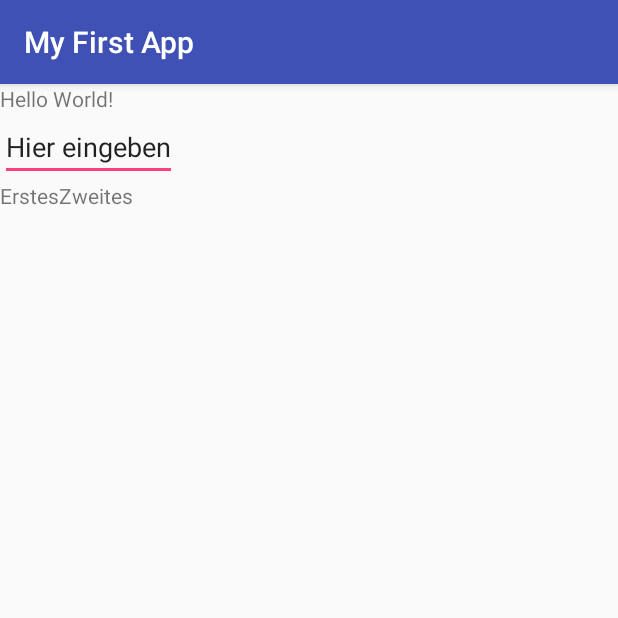
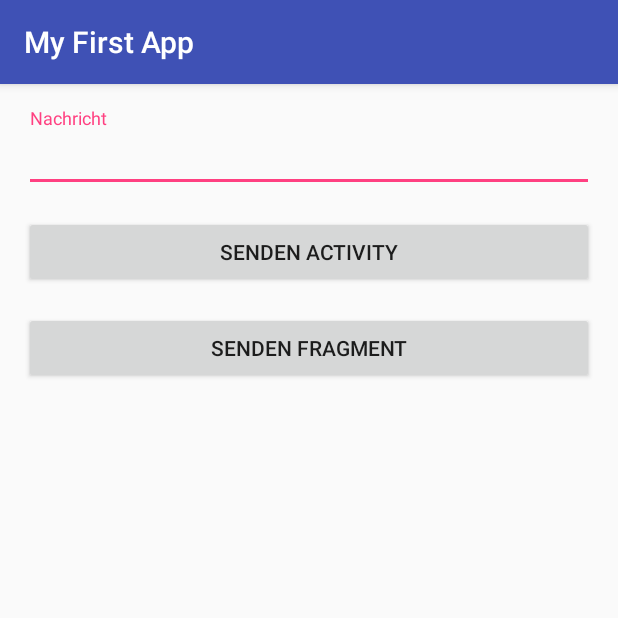
Before and after one commit to lpa-and/AndroidBasics, an Android app: the screen it shows after launch (MainActivity), on a phone screen of 412 x 824 dp, the top half of it. Run offline under Robolectric (Android 15) with nearby library versions, the phone set to English and light mode, and no system bars.

Commit message:
Add lecture 2 content.

```diff
--- a/myfirstapp/build.gradle
+++ b/myfirstapp/build.gradle
@@ -27,6 +27,7 @@ dependencies {
     implementation fileTree(dir: 'libs', include: ['*.jar'])
 
     implementation "com.android.support:appcompat-v7:$supportLibVersion"
+    implementation "com.android.support:design:$supportLibVersion"
     implementation 'com.android.support.constraint:constraint-layout:1.0.2'
     testImplementation 'junit:junit:4.12'
     androidTestImplementation 'com.android.support.test:runner:1.0.1'
--- a/myfirstapp/src/main/AndroidManifest.xml
+++ b/myfirstapp/src/main/AndroidManifest.xml
@@ -9,13 +9,17 @@
         android:roundIcon="@mipmap/ic_launcher_round"
         android:supportsRtl="true"
         android:theme="@style/AppTheme">
-        <activity android:name=".MainActivity">
+
+        <activity android:name=".main.MainActivity">
             <intent-filter>
                 <action android:name="android.intent.action.MAIN" />
 
                 <category android:name="android.intent.category.LAUNCHER" />
             </intent-filter>
         </activity>
+
+        <activity android:name=".message.MessageActivity" />
+
     </application>
 
 </manifest>
--- /dev/null
+++ b/myfirstapp/src/main/java/at/technikumwien/myfirstapp/main/MainActivity.java
@@ -0,0 +1,25 @@
+package at.technikumwien.myfirstapp.main;
+
+import android.support.v7.app.AppCompatActivity;
+import android.os.Bundle;
+
+import at.technikumwien.myfirstapp.R;
+
+
+public class MainActivity extends AppCompatActivity {
+
+    @Override
+    protected void onCreate(Bundle savedInstanceState) {
+        super.onCreate(savedInstanceState);
+        setContentView(R.layout.activity_main);
+
+        if(savedInstanceState == null) {
+            getSupportFragmentManager().beginTransaction()
+                    .add(R.id.container, new MainFragment())
+                    .commit();
+        } else {
+            // fragment manager already has the fragment
+        }
+
+    }
+}
--- /dev/null
+++ b/myfirstapp/src/main/java/at/technikumwien/myfirstapp/main/MainFragment.java
@@ -0,0 +1,64 @@
+package at.technikumwien.myfirstapp.main;
+
+import android.content.Intent;
+import android.os.Bundle;
+import android.support.annotation.NonNull;
+import android.support.annotation.Nullable;
+import android.support.v4.app.Fragment;
+import android.view.LayoutInflater;
+import android.view.View;
+import android.view.ViewGroup;
+import android.widget.Button;
+import android.widget.EditText;
+
+import at.technikumwien.myfirstapp.R;
+import at.technikumwien.myfirstapp.message.MessageActivity;
+import at.technikumwien.myfirstapp.message.MessageFragment;
+
+public class MainFragment extends Fragment {
+
+    @Nullable
+    @Override
+    public View onCreateView(@NonNull LayoutInflater inflater,
+                             @Nullable ViewGroup container,
+                             @Nullable Bundle savedInstanceState) {
+
+        View inflatedView = inflater.inflate(R.layout.fragment_main, container, false);
+        return inflatedView;
+    }
+
+    @Override
+    public void onViewCreated(@NonNull View view, @Nullable Bundle savedInstanceState) {
+        super.onViewCreated(view, savedInstanceState);
+
+        final EditText message = getView().findViewById(R.id.message);
+        Button sendActivity = getView().findViewById(R.id.send_activity);
+        Button sendFragment = getView().findViewById(R.id.send_fragment);
+
+        sendActivity.setOnClickListener(new View.OnClickListener() {
+            @Override
+            public void onClick(View v) {
+                // Start activity with message
+                Intent intent = new Intent(getContext(), MessageActivity.class);
+                String userInputInEditText = message.getText().toString();
+                intent.putExtra(MessageActivity.EXTRA_MESSAGE, userInputInEditText);
+                startActivity(intent);
+            }
+        });
+
+        sendFragment.setOnClickListener(new View.OnClickListener() {
+            @Override
+            public void onClick(View v) {
+                // Start fragment with message
+
+                String userInputInEditText = message.getText().toString();
+                MessageFragment fragment = MessageFragment.getFragment(userInputInEditText);
+
+                getFragmentManager().beginTransaction()
+                        .replace(R.id.container, fragment)
+                        .addToBackStack(null)
+                        .commit();
+            }
+        });
+    }
+}
--- a/myfirstapp/src/main/res/layout/activity_main.xml
+++ b/myfirstapp/src/main/res/layout/activity_main.xml
@@ -1,36 +1,11 @@
 <?xml version="1.0" encoding="utf-8"?>
-<LinearLayout xmlns:android="http://schemas.android.com/apk/res/android"
+<FrameLayout xmlns:android="http://schemas.android.com/apk/res/android"
     xmlns:app="http://schemas.android.com/apk/res-auto"
     xmlns:tools="http://schemas.android.com/tools"
     android:layout_width="match_parent"
     android:layout_height="match_parent"
     android:orientation="vertical"
-    tools:context="at.technikumwien.myfirstapp.MainActivity">
+    android:id="@+id/container"
+    tools:context="at.technikumwien.myfirstapp.main.MainActivity">
 
-    <TextView
-        android:id="@+id/title"
-        android:layout_width="wrap_content"
-        android:layout_height="wrap_content"
-        android:text="Hello World!" />
-
-    <EditText
-        android:layout_width="wrap_content"
-        android:layout_height="wrap_content"
-        android:text="Hier eingeben"/>
-
-    <LinearLayout android:layout_width="match_parent"
-        android:layout_height="wrap_content">
-
-        <TextView android:layout_width="wrap_content"
-            android:layout_height="wrap_content"
-            android:text="Erstes"/>
-
-        <TextView android:layout_width="wrap_content"
-            android:layout_height="wrap_content"
-            android:text="Zweites"/>
-
-        <!-- Mein Kommentar -->
-
-    </LinearLayout>
-
-</LinearLayout>
+</FrameLayout>
--- /dev/null
+++ b/myfirstapp/src/main/res/layout/fragment_main.xml
@@ -0,0 +1,34 @@
+<?xml version="1.0" encoding="utf-8"?>
+<LinearLayout xmlns:android="http://schemas.android.com/apk/res/android"
+    android:layout_width="match_parent"
+    android:layout_height="match_parent"
+    android:orientation="vertical"
+    android:padding="16dp">
+
+    <android.support.design.widget.TextInputLayout
+        android:layout_width="match_parent"
+        android:layout_height="wrap_content">
+
+        <EditText
+            android:id="@+id/message"
+            android:layout_width="match_parent"
+            android:layout_height="wrap_content"
+            android:hint="Nachricht" />
+
+    </android.support.design.widget.TextInputLayout>
+
+    <Button
+        android:id="@+id/send_activity"
+        android:layout_width="match_parent"
+        android:layout_height="wrap_content"
+        android:layout_marginTop="16dp"
+        android:text="Senden Activity"/>
+
+    <Button
+        android:id="@+id/send_fragment"
+        android:layout_width="match_parent"
+        android:layout_height="wrap_content"
+        android:layout_marginTop="16dp"
+        android:text="Senden Fragment"/>
+
+</LinearLayout>
```
Also changed, not shown: myfirstapp/src/main/java/at/technikumwien/myfirstapp/MainActivity.java (deleted, +0 -13 lines), myfirstapp/src/main/java/at/technikumwien/myfirstapp/message/MessageActivity.java (added, +27 -0 lines), myfirstapp/src/main/java/at/technikumwien/myfirstapp/message/MessageFragment.java (added, +47 -0 lines), myfirstapp/src/main/res/layout/activity_message.xml (added, +14 -0 lines).
